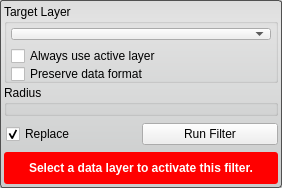
This is Interface/ToolInterface/MeanFilterInterface.ui in jessdtate/Seg3D as Qt 5 draws it before an edit. The edited form follows.
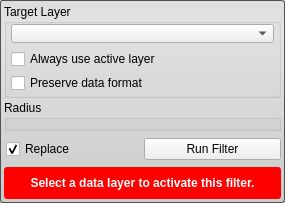
This is the edited form. Custom widgets are drawn as their Qt base class.

Patch:
```diff
--- a/Interface/ToolInterface/MeanFilterInterface.ui
+++ b/Interface/ToolInterface/MeanFilterInterface.ui
@@ -6,8 +6,8 @@
    <rect>
     <x>0</x>
     <y>0</y>
-    <width>282</width>
-    <height>188</height>
+    <width>285</width>
+    <height>203</height>
    </rect>
   </property>
   <property name="sizePolicy">
@@ -51,7 +51,19 @@
       <string>Target Layer</string>
      </property>
      <layout class="QVBoxLayout" name="verticalLayout_5">
-      <property name="margin">
+      <property name="spacing">
+       <number>6</number>
+      </property>
+      <property name="leftMargin">
+       <number>4</number>
+      </property>
+      <property name="topMargin">
+       <number>0</number>
+      </property>
+      <property name="rightMargin">
+       <number>4</number>
+      </property>
+      <property name="bottomMargin">
        <number>4</number>
       </property>
       <item>
@@ -199,12 +211,6 @@
        <height>32</height>
       </size>
      </property>
-     <property name="maximumSize">
-      <size>
-       <width>16777215</width>
-       <height>32</height>
-      </size>
-     </property>
      <property name="styleSheet">
       <string notr="true">QLabel#message_{
 	color: white;
```
